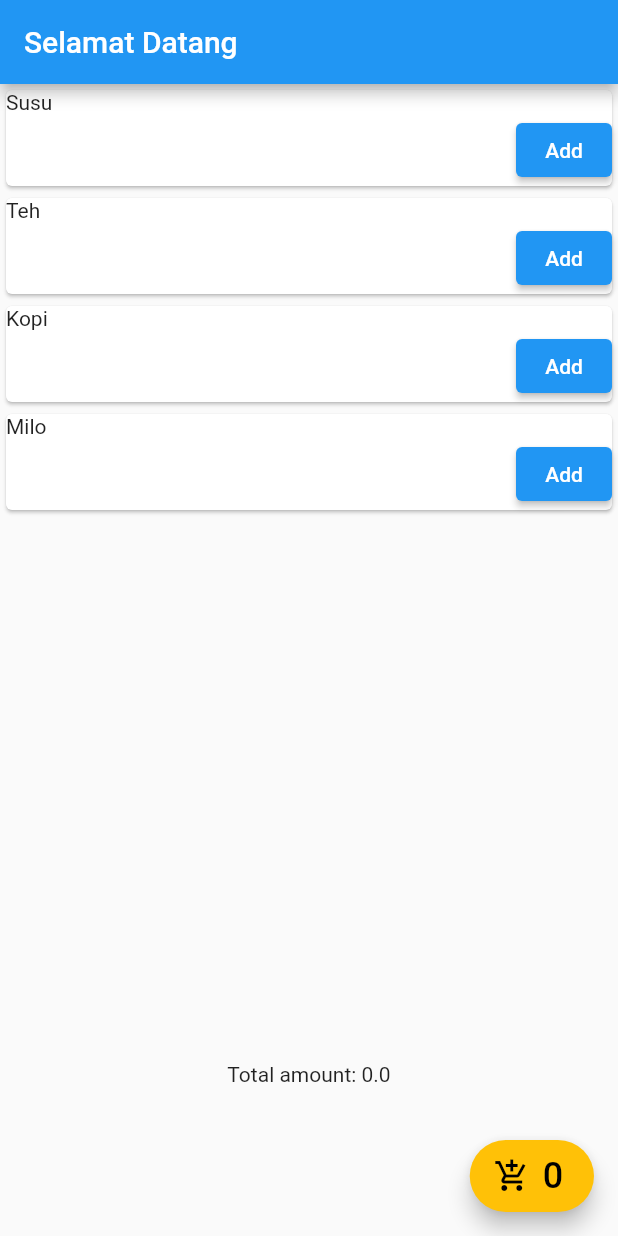
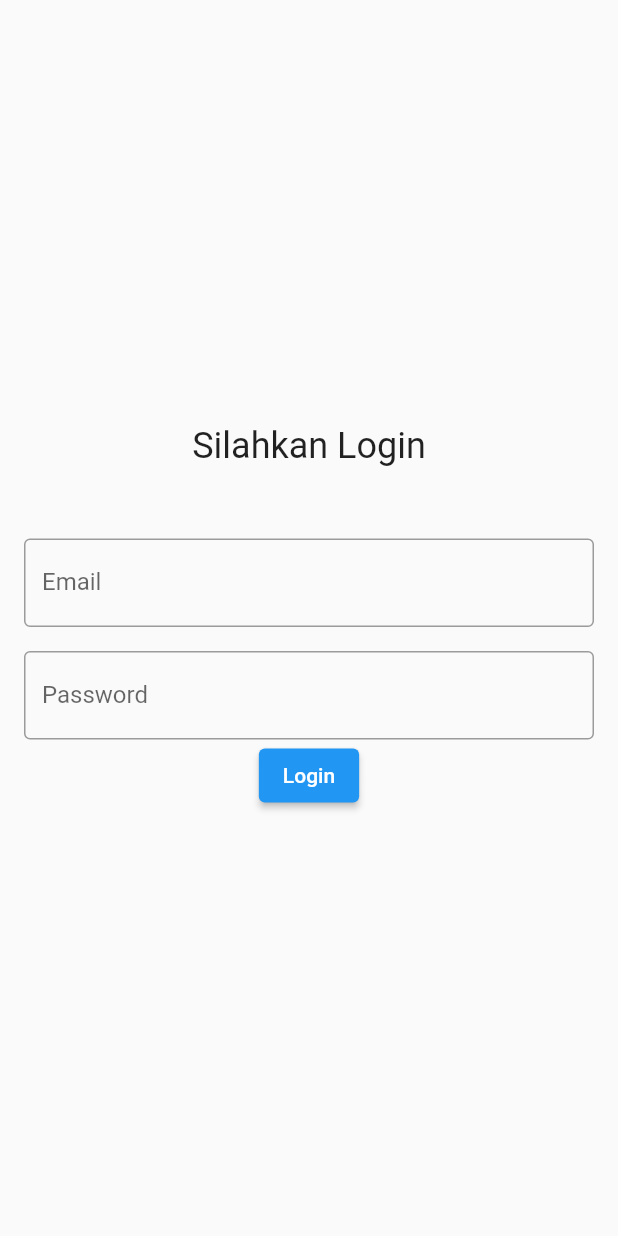
Before and after one commit to gadogado092/Belajar-Flutter-3, a Flutter app: the screen it shows after launch, on a phone screen of 412 x 824 dp. Run offline on Flutter 3.47's test engine with Material 2 defaults, Android fonts, the phone set to English and light mode, and no system bars; our stand-ins replace get, shared_preferences.

Commit message:
finish test for RSUP wahidin makassar

```diff
--- a/sirs_wahidin/lib/main.dart
+++ b/sirs_wahidin/lib/main.dart
@@ -3,6 +3,7 @@ import 'dart:convert';
 import 'package:flutter/material.dart';
 import 'package:http/http.dart' as http;
 import 'package:sirs_wahidin/views/home_page.dart';
+import 'package:sirs_wahidin/views/splash_page.dart';
 
 import 'data/album.dart';
 
@@ -20,7 +21,7 @@ class MyApp extends StatelessWidget {
       theme: ThemeData(
           primarySwatch: Colors.blue,
           visualDensity: VisualDensity.adaptivePlatformDensity),
-      home: HomePage(),
+      home: SplashPage(),
     );
   }
 }
--- /dev/null
+++ b/sirs_wahidin/lib/models/user.dart
@@ -0,0 +1,23 @@
+import 'dart:convert';
+
+User userFromJson(String str) => User.fromJson(json.decode(str));
+
+class User {
+  static const String keyIsLogin = 'is_login';
+  static const String keyToken = 'token';
+  static const String keyName = 'name';
+
+  final bool? isLogin;
+  final String token;
+  final String name;
+
+  User({
+    this.isLogin,
+    required this.token,
+    required this.name,
+  });
+
+  factory User.fromJson(Map<String, dynamic> json) {
+    return User(token: json['token'], name: json['name'], isLogin: true);
+  }
+}
--- /dev/null
+++ b/sirs_wahidin/lib/views/login_page.dart
@@ -0,0 +1,111 @@
+import 'dart:convert';
+
+import 'package:flutter/material.dart';
+import 'package:get/get.dart';
+import 'package:http/http.dart' as http;
+import 'package:sirs_wahidin/models/user.dart';
+import 'package:sirs_wahidin/utils/my_sharedpreferences.dart';
+
+import 'member_page.dart';
+
+class LoginPage extends StatefulWidget {
+  const LoginPage({Key? key}) : super(key: key);
+
+  @override
+  State<LoginPage> createState() => _LoginPageState();
+}
+
+class _LoginPageState extends State<LoginPage> {
+  late TextEditingController _controllerEmail;
+  late TextEditingController _controllerPassword;
+
+  @override
+  void initState() {
+    super.initState();
+    _controllerEmail = TextEditingController();
+    _controllerPassword = TextEditingController();
+  }
+
+  @override
+  void dispose() {
+    _controllerEmail.dispose();
+    _controllerPassword.dispose();
+    super.dispose();
+  }
+
+  Future<void> login() async {
+    Map<String, String> data = {
+      "email": _controllerEmail.text,
+      "password": _controllerPassword.text
+    };
+
+    final response = await http
+        .post(Uri.parse('http://172.16.25.186/api/login'), body: data);
+
+    if (response.statusCode == 200) {
+      final res = jsonDecode(response.body);
+      final user = User.fromJson(res["data"]);
+      if (user.token != "") {
+        await savePreference(user);
+        Navigator.pushAndRemoveUntil<dynamic>(
+          context,
+          MaterialPageRoute<dynamic>(
+            builder: (BuildContext context) => MemberPage(),
+          ),
+          (route) => false,
+        );
+      } else {
+        print("failed Login");
+        // Get.snackbar("Hi", "I'm modern snackbar");
+      }
+    } else {
+      print("failed Login");
+    }
+  }
+
+  @override
+  Widget build(BuildContext context) {
+    return Scaffold(
+      body: Column(
+        crossAxisAlignment: CrossAxisAlignment.center,
+        mainAxisAlignment: MainAxisAlignment.center,
+        children: [
+          Text(
+            "Silahkan Login",
+            style: TextStyle(fontSize: 24),
+          ),
+          SizedBox(
+            height: 32,
+          ),
+          Padding(
+            padding: const EdgeInsets.all(16.0),
+            child: TextField(
+              controller: _controllerEmail,
+              decoration: InputDecoration(
+                border: OutlineInputBorder(),
+                labelText: 'Email',
+              ),
+            ),
+          ),
+          Padding(
+            padding: EdgeInsets.symmetric(horizontal: 16.0),
+            child: TextField(
+              controller: _controllerPassword,
+              obscureText: true,
+              decoration: InputDecoration(
+                border: OutlineInputBorder(),
+                labelText: 'Password',
+              ),
+            ),
+          ),
+          ElevatedButton(
+              onPressed: () {
+                // Get.snackbar("Hi", "I'm modern snackbar");
+                login();
+              },
+              child: Text("Login"))
+        ],
+      ),
+    );
+  }
+}
--- a/sirs_wahidin/pubspec.yaml
+++ b/sirs_wahidin/pubspec.yaml
@@ -34,8 +34,9 @@ dependencies:
   # The following adds the Cupertino Icons font to your application.
   # Use with the CupertinoIcons class for iOS style icons.
   cupertino_icons: ^1.0.2
-  http: ^0.13.4
+  http:
   get: ^4.6.5
+  shared_preferences: ^2.0.15
 
 dev_dependencies:
   flutter_test:
```
Also changed, not shown: sirs_wahidin/lib/controllers/member_controller.dart (added, +18 -0 lines), sirs_wahidin/lib/models/response_data.dart (added, +16 -0 lines), sirs_wahidin/lib/utils/my_sharedpreferences.dart (added, +26 -0 lines), sirs_wahidin/lib/views/member_page.dart (added, +22 -0 lines), sirs_wahidin/lib/views/splash_page.dart (added, +51 -0 lines), sirs_wahidin/pubspec.lock, 1 other file.
